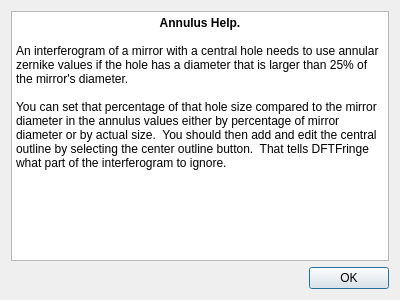
Above: annulushelpdlg.ui from githubdoe/DFTFringe before the change. Below: the same form after it.
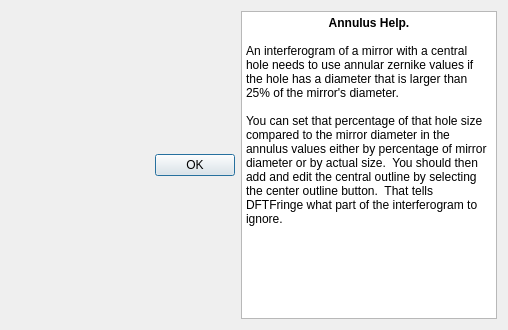
That is the form after the change.

The edit to the form file:
```diff
--- a/annulushelpdlg.ui
+++ b/annulushelpdlg.ui
@@ -6,14 +6,27 @@
    <rect>
     <x>0</x>
     <y>0</y>
-    <width>400</width>
-    <height>300</height>
+    <width>508</width>
+    <height>330</height>
    </rect>
   </property>
   <property name="windowTitle">
    <string>Annulus Help</string>
   </property>
-  <layout class="QVBoxLayout" name="verticalLayout">
+  <layout class="QHBoxLayout" name="horizontalLayout">
+   <property name="sizeConstraint">
+    <enum>QLayout::SetNoConstraint</enum>
+   </property>
+   <item>
+    <widget class="QDialogButtonBox" name="buttonBox">
+     <property name="orientation">
+      <enum>Qt::Horizontal</enum>
+     </property>
+     <property name="standardButtons">
+      <set>QDialogButtonBox::Ok</set>
+     </property>
+    </widget>
+   </item>
    <item>
     <widget class="QTextEdit" name="textEdit">
      <property name="html">
@@ -33,16 +46,6 @@
      </property>
     </widget>
    </item>
-   <item>
-    <widget class="QDialogButtonBox" name="buttonBox">
-     <property name="orientation">
-      <enum>Qt::Horizontal</enum>
-     </property>
-     <property name="standardButtons">
-      <set>QDialogButtonBox::Ok</set>
-     </property>
-    </widget>
-   </item>
   </layout>
  </widget>
  <resources/>
```
